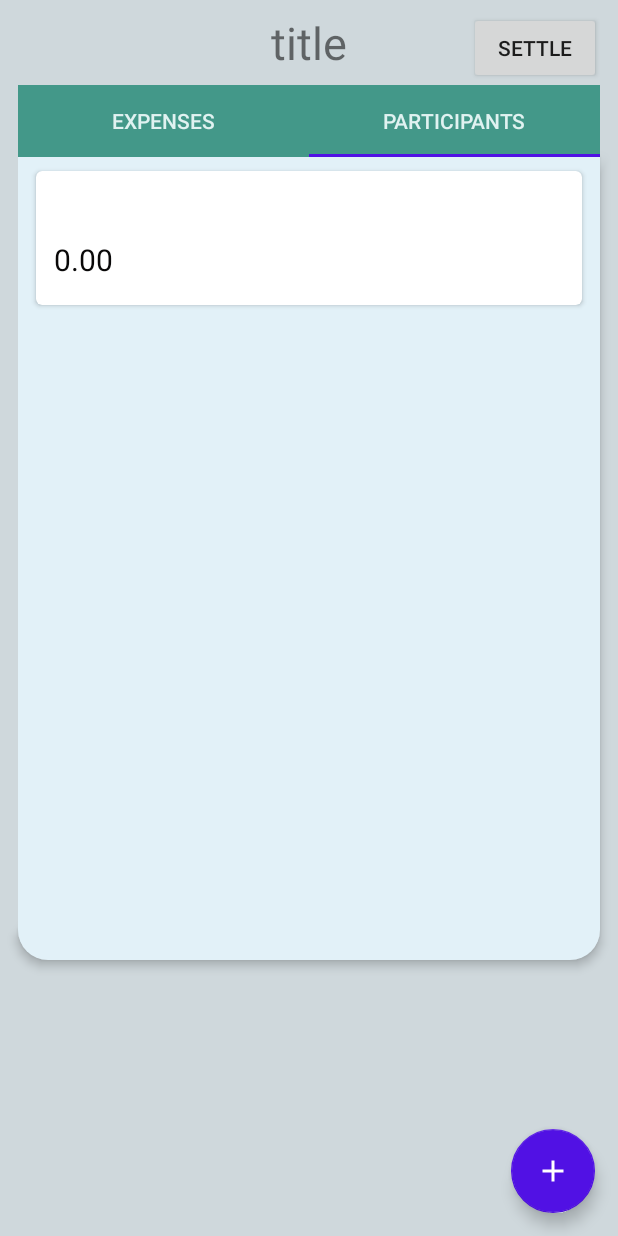
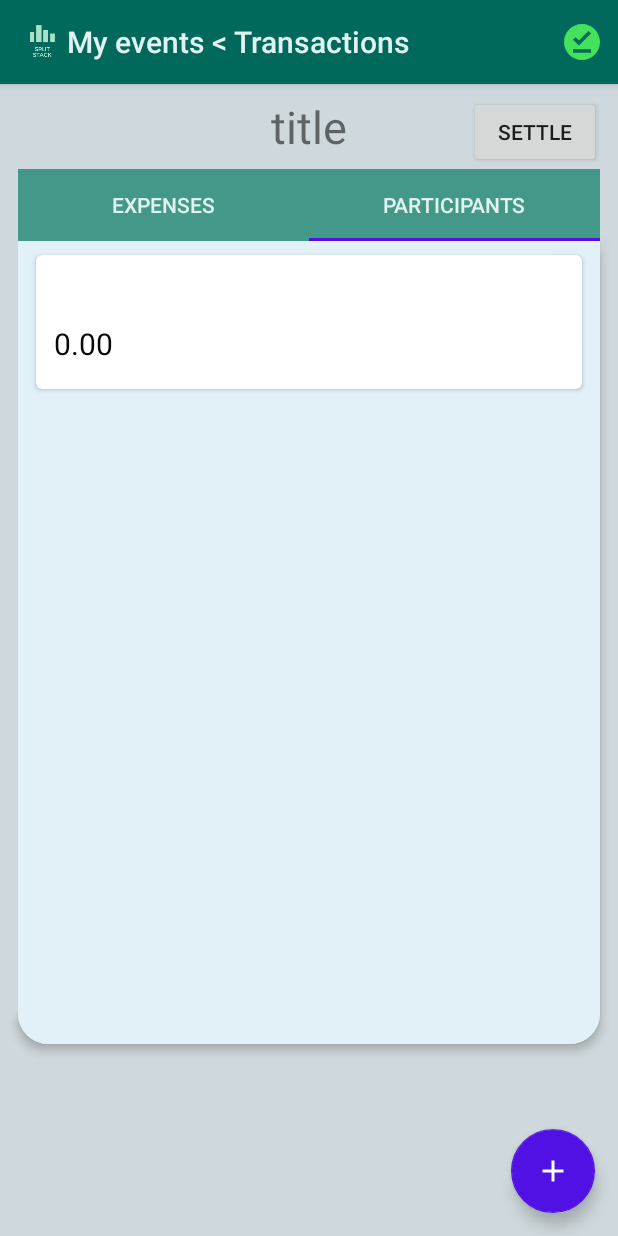
Before and after one commit to dbkwolf/SplitStack, an Android app: the EventActivity screen opened directly, with no data from a screen before it, tab 2 chosen, on a phone screen of 412 x 824 dp. Run offline under Robolectric (Android 15) with nearby library versions, the phone set to English and light mode, and no system bars; our stand-ins replace Firebase (no records; nobody signed in at launch, a user with empty details on screens opened directly); Roboto replaces fonts that are not available here; 1 statement that could not run was skipped.

Commit message:
Settle toolbar

```diff
--- a/app/src/main/java/com/example/splitstack/EventActivity.java
+++ b/app/src/main/java/com/example/splitstack/EventActivity.java
@@ -16,10 +16,13 @@ import android.support.v4.app.NotificationCompat;
 import android.support.v7.app.AppCompatActivity;
 import android.support.v7.widget.LinearLayoutManager;
 import android.support.v7.widget.RecyclerView;
+import android.support.v7.widget.Toolbar;
 import android.support.v7.widget.helper.ItemTouchHelper;
 import android.text.InputType;
 import android.util.Log;
 import android.view.Gravity;
+import android.view.Menu;
+import android.view.MenuItem;
 import android.view.View;
 import android.widget.*;
 import com.example.splitstack.Adapter.ExpenseAdapter;
@@ -63,6 +66,13 @@ public class EventActivity extends AppCompatActivity {
         setContentView(R.layout.list_expenses);
         tabLayout = findViewById(R.id.eventTabLayout);
 
+        android.support.v7.widget.Toolbar myToolbar = (Toolbar) findViewById(R.id.my_toolbar);
+        setSupportActionBar(myToolbar);
+        getSupportActionBar().setTitle(" My events < Transactions");
+        getSupportActionBar().setDisplayShowHomeEnabled(true);
+        getSupportActionBar().setIcon(R.drawable.ic_toolbar_icon);
+
+
         eventExpenses = new ArrayList<>();
         eventData = new EventData();
 
@@ -95,6 +105,30 @@ public class EventActivity extends AppCompatActivity {
 
 
     }
+
+    @Override
+    public boolean onCreateOptionsMenu(Menu menu) {
+        // Inflate the menu; this adds items to the action bar if it is present.
+        getMenuInflater().inflate(R.menu.menu_expenses, menu);
+        return true;
+    }
+
+    @Override
+    public boolean onOptionsItemSelected(MenuItem item) {
+        // Handle action bar item clicks here. The action bar will
+        // automatically handle clicks on the Home/Up button, so long
+        // as you specify a parent activity in AndroidManifest.xml.
+        int id = item.getItemId();
+
+        //noinspection SimplifiableIfStatement
+        if (id == R.id.action_favorite) {
+            Toast.makeText(this, "settle", Toast.LENGTH_SHORT).show();
+            return true;
+        }
+
+        return super.onOptionsItemSelected(item);
+    }
+
 
 
     public void deleteExpense( String expenseId,final String amount) {
--- /dev/null
+++ b/app/src/main/res/drawable-anydpi/ic_toolbar_settle.xml
@@ -0,0 +1,13 @@
+<vector xmlns:android="http://schemas.android.com/apk/res/android"
+    android:width="24dp"
+    android:height="24dp"
+    android:viewportWidth="20"
+    android:viewportHeight="20"
+    android:tint="#44E15B">
+  <group android:translateX="-2"
+      android:translateY="-2">
+      <path
+          android:fillColor="#FF000000"
+          android:pathData="M12,2C6.5,2 2,6.5 2,12s4.5,10 10,10 10,-4.5 10,-10S17.5,2 12,2zM17,18L7,18v-2h10v2zM10.3,14L7,10.7l1.4,-1.4 1.9,1.9 5.3,-5.3L17,7.3 10.3,14z"/>
+  </group>
+</vector>
--- a/app/src/main/res/layout/list_expenses.xml
+++ b/app/src/main/res/layout/list_expenses.xml
@@ -6,12 +6,25 @@
     android:layout_height="match_parent"
     android:background="#cfd8dc">
 
+    <android.support.v7.widget.Toolbar
+        android:id="@+id/my_toolbar"
+
+        android:layout_width="match_parent"
+        android:layout_height="?attr/actionBarSize"
+        android:layout_marginBottom="8dp"
+        android:background="?attr/colorPrimary"
+        android:elevation="4dp"
+        app:titleTextColor="@color/colorTextOnPrimary"
+        android:theme="@style/ThemeOverlay.AppCompat.ActionBar"
+        app:layout_constraintBottom_toTopOf="@+id/dueIn_View"
+        app:popupTheme="@style/ThemeOverlay.AppCompat.Light" />
+
     <TextView
         android:id="@+id/event_title"
         android:layout_width="wrap_content"
         android:layout_height="wrap_content"
         android:layout_marginStart="8dp"
-        android:layout_marginTop="8dp"
+        android:layout_marginTop="64dp"
         android:layout_marginEnd="8dp"
         android:text="title"
         android:textSize="30sp"
@@ -98,10 +111,10 @@
         android:layout_width="wrap_content"
         android:layout_height="wrap_content"
         android:layout_marginStart="8dp"
-        android:layout_marginTop="8dp"
+        android:layout_marginTop="64dp"
         android:layout_marginEnd="8dp"
+        android:onClick="settleUp"
         android:text="Settle"
-        android:onClick="settleUp"
         app:layout_constraintEnd_toEndOf="parent"
         app:layout_constraintHorizontal_bias="0.96"
         app:layout_constraintStart_toEndOf="@+id/event_title"
--- /dev/null
+++ b/app/src/main/res/menu/menu_expenses.xml
@@ -0,0 +1,15 @@
+<?xml version="1.0" encoding="utf-8"?>
+
+<menu xmlns:android="http://schemas.android.com/apk/res/android"
+    xmlns:app="http://schemas.android.com/apk/res-auto"
+    xmlns:tools="http://schemas.android.com/tools"
+    tools:context=".MainActivity" android:layout_height="wrap_content" android:layout_width="wrap_content">
+
+    <item
+        android:id="@+id/action_favorite"
+        android:orderInCategory="300"
+        android:title="User"
+        android:icon="@drawable/ic_toolbar_settle"
+        app:showAsAction="ifRoom"/>
+
+</menu>
```
Also changed, not shown: app/src/main/res/drawable-hdpi/ic_toolbar_settle.png (added), app/src/main/res/drawable-mdpi/ic_toolbar_settle.png (added), app/src/main/res/drawable-xhdpi/ic_toolbar_settle.png (added), app/src/main/res/drawable-xxhdpi/ic_toolbar_settle.png (added).
